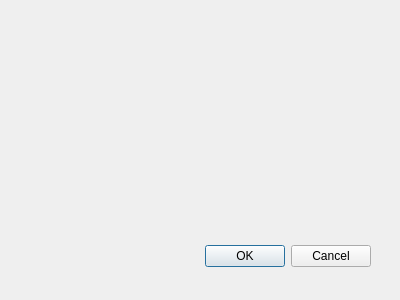
rosettacnc-classroom/cnc_api_client_core_1, file python/examples/api_client_qt_demo/user_media_dialog.ui: the form before one commit.
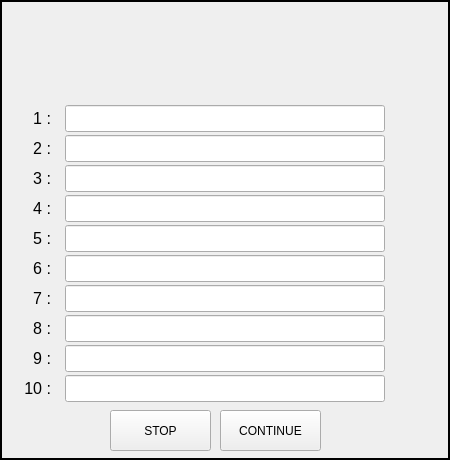
The form after the commit.

Commit message: continue implementation of UserMediaDialog and UserMediaDialog to manage operator request/response

Patch:
```diff
--- a/python/examples/api_client_qt_demo/user_media_dialog.ui
+++ b/python/examples/api_client_qt_demo/user_media_dialog.ui
@@ -6,29 +6,541 @@
    <rect>
     <x>0</x>
     <y>0</y>
-    <width>400</width>
-    <height>300</height>
+    <width>450</width>
+    <height>460</height>
    </rect>
   </property>
   <property name="windowTitle">
    <string>Dialog</string>
   </property>
-  <widget class="QDialogButtonBox" name="buttonBox">
+  <widget class="QPushButton" name="stopButton">
    <property name="geometry">
     <rect>
-     <x>30</x>
-     <y>240</y>
-     <width>341</width>
-     <height>32</height>
+     <x>110</x>
+     <y>410</y>
+     <width>101</width>
+     <height>41</height>
     </rect>
    </property>
-   <property name="orientation">
-    <enum>Qt::Orientation::Horizontal</enum>
+   <property name="text">
+    <string>STOP</string>
    </property>
-   <property name="standardButtons">
-    <set>QDialogButtonBox::StandardButton::Cancel|QDialogButtonBox::StandardButton::Ok</set>
+   <property name="autoDefault">
+    <bool>false</bool>
    </property>
   </widget>
+  <widget class="QPushButton" name="continueButton">
+   <property name="geometry">
+    <rect>
+     <x>220</x>
+     <y>410</y>
+     <width>101</width>
+     <height>41</height>
+    </rect>
+   </property>
+   <property name="text">
+    <string>CONTINUE</string>
+   </property>
+   <property name="autoDefault">
+    <bool>false</bool>
+   </property>
+  </widget>
+  <widget class="QLabel" name="requestLabel">
+   <property name="geometry">
+    <rect>
+     <x>0</x>
+     <y>0</y>
+     <width>450</width>
+     <height>100</height>
+    </rect>
+   </property>
+   <property name="text">
+    <string/>
+   </property>
+  </widget>
+  <widget class="QLineEdit" name="requestEdit01">
+   <property name="geometry">
+    <rect>
+     <x>65</x>
+     <y>105</y>
+     <width>320</width>
+     <height>27</height>
+    </rect>
+   </property>
+   <property name="font">
+    <font>
+     <family>Tahoma</family>
+     <pointsize>12</pointsize>
+    </font>
+   </property>
+   <property name="text">
+    <string/>
+   </property>
+   <property name="alignment">
+    <set>Qt::AlignmentFlag::AlignCenter</set>
+   </property>
+  </widget>
+  <widget class="QLineEdit" name="requestEdit02">
+   <property name="geometry">
+    <rect>
+     <x>65</x>
+     <y>135</y>
+     <width>320</width>
+     <height>27</height>
+    </rect>
+   </property>
+   <property name="font">
+    <font>
+     <family>Tahoma</family>
+     <pointsize>12</pointsize>
+    </font>
+   </property>
+   <property name="text">
+    <string/>
+   </property>
+   <property name="alignment">
+    <set>Qt::AlignmentFlag::AlignCenter</set>
+   </property>
+  </widget>
+  <widget class="QLineEdit" name="requestEdit03">
+   <property name="geometry">
+    <rect>
+     <x>65</x>
+     <y>165</y>
+     <width>320</width>
+     <height>27</height>
+    </rect>
+   </property>
+   <property name="font">
+    <font>
+     <family>Tahoma</family>
+     <pointsize>12</pointsize>
+    </font>
+   </property>
+   <property name="text">
+    <string/>
+   </property>
+   <property name="alignment">
+    <set>Qt::AlignmentFlag::AlignCenter</set>
+   </property>
+  </widget>
+  <widget class="QLineEdit" name="requestEdit04">
+   <property name="geometry">
+    <rect>
+     <x>65</x>
+     <y>195</y>
+     <width>320</width>
+     <height>27</height>
+    </rect>
+   </property>
+   <property name="font">
+    <font>
+     <family>Tahoma</family>
+     <pointsize>12</pointsize>
+    </font>
+   </property>
+   <property name="text">
+    <string/>
+   </property>
+   <property name="alignment">
+    <set>Qt::AlignmentFlag::AlignCenter</set>
+   </property>
+  </widget>
+  <widget class="QLineEdit" name="requestEdit05">
+   <property name="geometry">
+    <rect>
+     <x>65</x>
+     <y>225</y>
+     <width>320</width>
+     <height>27</height>
+    </rect>
+   </property>
+   <property name="font">
+    <font>
+     <family>Tahoma</family>
+     <pointsize>12</pointsize>
+    </font>
+   </property>
+   <property name="text">
+    <string/>
+   </property>
+   <property name="alignment">
+    <set>Qt::AlignmentFlag::AlignCenter</set>
+   </property>
+  </widget>
+  <widget class="QLineEdit" name="requestEdit06">
+   <property name="geometry">
+    <rect>
+     <x>65</x>
+     <y>255</y>
+     <width>320</width>
+     <height>27</height>
+    </rect>
+   </property>
+   <property name="font">
+    <font>
+     <family>Tahoma</family>
+     <pointsize>12</pointsize>
+    </font>
+   </property>
+   <property name="text">
+    <string/>
+   </property>
+   <property name="alignment">
+    <set>Qt::AlignmentFlag::AlignCenter</set>
+   </property>
+  </widget>
+  <widget class="QLineEdit" name="requestEdit07">
+   <property name="geometry">
+    <rect>
+     <x>65</x>
+     <y>285</y>
+     <width>320</width>
+     <height>27</height>
+    </rect>
+   </property>
+   <property name="font">
+    <font>
+     <family>Tahoma</family>
+     <pointsize>12</pointsize>
+    </font>
+   </property>
+   <property name="text">
+    <string/>
+   </property>
+   <property name="alignment">
+    <set>Qt::AlignmentFlag::AlignCenter</set>
+   </property>
+  </widget>
+  <widget class="QLineEdit" name="requestEdit08">
+   <property name="geometry">
+    <rect>
+     <x>65</x>
+     <y>315</y>
+     <width>320</width>
+     <height>27</height>
+    </rect>
+   </property>
+   <property name="font">
+    <font>
+     <family>Tahoma</family>
+     <pointsize>12</pointsize>
+    </font>
+   </property>
+   <property name="text">
+    <string/>
+   </property>
+   <property name="alignment">
+    <set>Qt::AlignmentFlag::AlignCenter</set>
+   </property>
+  </widget>
+  <widget class="QLineEdit" name="requestEdit09">
+   <property name="geometry">
+    <rect>
+     <x>65</x>
+     <y>345</y>
+     <width>320</width>
+     <height>27</height>
+    </rect>
+   </property>
+   <property name="font">
+    <font>
+     <family>Tahoma</family>
+     <pointsize>12</pointsize>
+    </font>
+   </property>
+   <property name="text">
+    <string/>
+   </property>
+   <property name="alignment">
+    <set>Qt::AlignmentFlag::AlignCenter</set>
+   </property>
+  </widget>
+  <widget class="QLineEdit" name="requestEdit10">
+   <property name="geometry">
+    <rect>
+     <x>65</x>
+     <y>375</y>
+     <width>320</width>
+     <height>27</height>
+    </rect>
+   </property>
+   <property name="font">
+    <font>
+     <family>Tahoma</family>
+     <pointsize>12</pointsize>
+    </font>
+   </property>
+   <property name="text">
+    <string/>
+   </property>
+   <property name="alignment">
+    <set>Qt::AlignmentFlag::AlignCenter</set>
+   </property>
+  </widget>
+  <widget class="QLabel" name="requestLabel01">
+   <property name="geometry">
+    <rect>
+     <x>20</x>
+     <y>105</y>
+     <width>31</width>
+     <height>26</height>
+    </rect>
+   </property>
+   <property name="font">
+    <font>
+     <family>Tahoma</family>
+     <pointsize>12</pointsize>
+    </font>
+   </property>
+   <property name="text">
+    <string>1 :</string>
+   </property>
+   <property name="alignment">
+    <set>Qt::AlignmentFlag::AlignRight|Qt::AlignmentFlag::AlignTrailing|Qt::AlignmentFlag::AlignVCenter</set>
+   </property>
+  </widget>
+  <widget class="QLabel" name="requestLabel02">
+   <property name="geometry">
+    <rect>
+     <x>20</x>
+     <y>135</y>
+     <width>31</width>
+     <height>26</height>
+    </rect>
+   </property>
+   <property name="font">
+    <font>
+     <family>Tahoma</family>
+     <pointsize>12</pointsize>
+    </font>
+   </property>
+   <property name="text">
+    <string>2 :</string>
+   </property>
+   <property name="alignment">
+    <set>Qt::AlignmentFlag::AlignRight|Qt::AlignmentFlag::AlignTrailing|Qt::AlignmentFlag::AlignVCenter</set>
+   </property>
+  </widget>
+  <widget class="QLabel" name="requestLabel03">
+   <property name="geometry">
+    <rect>
+     <x>20</x>
+     <y>165</y>
+     <width>31</width>
+     <height>26</height>
+    </rect>
+   </property>
+   <property name="font">
+    <font>
+     <family>Tahoma</family>
+     <pointsize>12</pointsize>
+    </font>
+   </property>
+   <property name="text">
+    <string>3 :</string>
+   </property>
+   <property name="alignment">
+    <set>Qt::AlignmentFlag::AlignRight|Qt::AlignmentFlag::AlignTrailing|Qt::AlignmentFlag::AlignVCenter</set>
+   </property>
+  </widget>
+  <widget class="QLabel" name="requestLabel04">
+   <property name="geometry">
+    <rect>
+     <x>20</x>
+     <y>195</y>
+     <width>31</width>
+     <height>26</height>
+    </rect>
+   </property>
+   <property name="font">
+    <font>
+     <family>Tahoma</family>
+     <pointsize>12</pointsize>
+    </font>
+   </property>
+   <property name="text">
+    <string>4 :</string>
+   </property>
+   <property name="alignment">
+    <set>Qt::AlignmentFlag::AlignRight|Qt::AlignmentFlag::AlignTrailing|Qt::AlignmentFlag::AlignVCenter</set>
+   </property>
+  </widget>
+  <widget class="QLabel" name="requestLabel05">
+   <property name="geometry">
+    <rect>
+     <x>20</x>
+     <y>225</y>
+     <width>31</width>
+     <height>26</height>
+    </rect>
+   </property>
+   <property name="font">
+    <font>
+     <family>Tahoma</family>
+     <pointsize>12</pointsize>
+    </font>
+   </property>
+   <property name="text">
+    <string>5 :</string>
+   </property>
+   <property name="alignment">
+    <set>Qt::AlignmentFlag::AlignRight|Qt::AlignmentFlag::AlignTrailing|Qt::AlignmentFlag::AlignVCenter</set>
+   </property>
+  </widget>
+  <widget class="QLabel" name="requestLabel06">
+   <property name="geometry">
+    <rect>
+     <x>20</x>
+     <y>255</y>
+     <width>31</width>
+     <height>26</height>
+    </rect>
+   </property>
+   <property name="font">
+    <font>
+     <family>Tahoma</family>
+     <pointsize>12</pointsize>
+    </font>
+   </property>
+   <property name="text">
+    <string>6 :</string>
+   </property>
+   <property name="alignment">
+    <set>Qt::AlignmentFlag::AlignRight|Qt::AlignmentFlag::AlignTrailing|Qt::AlignmentFlag::AlignVCenter</set>
+   </property>
+  </widget>
+  <widget class="QLabel" name="requestLabel07">
+   <property name="geometry">
+    <rect>
+     <x>20</x>
+     <y>285</y>
+     <width>31</width>
+     <height>26</height>
+    </rect>
+   </property>
+   <property name="font">
+    <font>
+     <family>Tahoma</family>
+     <pointsize>12</pointsize>
+    </font>
+   </property>
+   <property name="text">
+    <string>7 :</string>
+   </property>
+   <property name="alignment">
+    <set>Qt::AlignmentFlag::AlignRight|Qt::AlignmentFlag::AlignTrailing|Qt::AlignmentFlag::AlignVCenter</set>
+   </property>
+  </widget>
+  <widget class="QLabel" name="requestLabel08">
+   <property name="geometry">
+    <rect>
+     <x>20</x>
+     <y>315</y>
+     <width>31</width>
+     <height>26</height>
+    </rect>
+   </property>
+   <property name="font">
+    <font>
+     <family>Tahoma</family>
+     <pointsize>12</pointsize>
+    </font>
+   </property>
+   <property name="text">
+    <string>8 :</string>
+   </property>
+   <property name="alignment">
+    <set>Qt::AlignmentFlag::AlignRight|Qt::AlignmentFlag::AlignTrailing|Qt::AlignmentFlag::AlignVCenter</set>
+   </property>
+  </widget>
+  <widget class="QLabel" name="requestLabel09">
+   <property name="geometry">
+    <rect>
+     <x>20</x>
+     <y>345</y>
+     <width>31</width>
+     <height>26</height>
+    </rect>
+   </property>
+   <property name="font">
+    <font>
+     <family>Tahoma</family>
+     <pointsize>12</pointsize>
+    </font>
+   </property>
+   <property name="text">
+    <string>9 :</string>
+   </property>
+   <property name="alignment">
+    <set>Qt::AlignmentFlag::AlignRight|Qt::AlignmentFlag::AlignTrailing|Qt::AlignmentFlag::AlignVCenter</set>
+   </property>
+  </widget>
+  <widget class="QLabel" name="requestLabel10">
+   <property name="geometry">
+    <rect>
+     <x>20</x>
+     <y>375</y>
+     <width>31</width>
+     <height>26</height>
+    </rect>
+   </property>
+   <property name="font">
+    <font>
+     <family>Tahoma</family>
+     <pointsize>12</pointsize>
+    </font>
+   </property>
+   <property name="text">
+    <string>10 :</string>
+   </property>
+   <property name="alignment">
+    <set>Qt::AlignmentFlag::AlignRight|Qt::AlignmentFlag::AlignTrailing|Qt::AlignmentFlag::AlignVCenter</set>
+   </property>
+  </widget>
+  <widget class="QFrame" name="dialogFrame">
+   <property name="geometry">
+    <rect>
+     <x>0</x>
+     <y>0</y>
+     <width>450</width>
+     <height>460</height>
+    </rect>
+   </property>
+   <property name="frameShape">
+    <enum>QFrame::Shape::Box</enum>
+   </property>
+   <property name="frameShadow">
+    <enum>QFrame::Shadow::Plain</enum>
+   </property>
+   <property name="lineWidth">
+    <number>2</number>
+   </property>
+  </widget>
+  <zorder>dialogFrame</zorder>
+  <zorder>requestLabel</zorder>
+  <zorder>stopButton</zorder>
+  <zorder>continueButton</zorder>
+  <zorder>requestEdit01</zorder>
+  <zorder>requestEdit02</zorder>
+  <zorder>requestEdit03</zorder>
+  <zorder>requestEdit04</zorder>
+  <zorder>requestEdit05</zorder>
+  <zorder>requestEdit06</zorder>
+  <zorder>requestEdit07</zorder>
+  <zorder>requestEdit08</zorder>
+  <zorder>requestEdit09</zorder>
+  <zorder>requestEdit10</zorder>
+  <zorder>requestLabel01</zorder>
+  <zorder>requestLabel02</zorder>
+  <zorder>requestLabel03</zorder>
+  <zorder>requestLabel04</zorder>
+  <zorder>requestLabel05</zorder>
+  <zorder>requestLabel06</zorder>
+  <zorder>requestLabel07</zorder>
+  <zorder>requestLabel08</zorder>
+  <zorder>requestLabel09</zorder>
+  <zorder>requestLabel10</zorder>
  </widget>
  <resources/>
  <connections>
```
Left out of the diff: 35 changed lines with no effect on the pictures. The commit also changes 6 other files.
